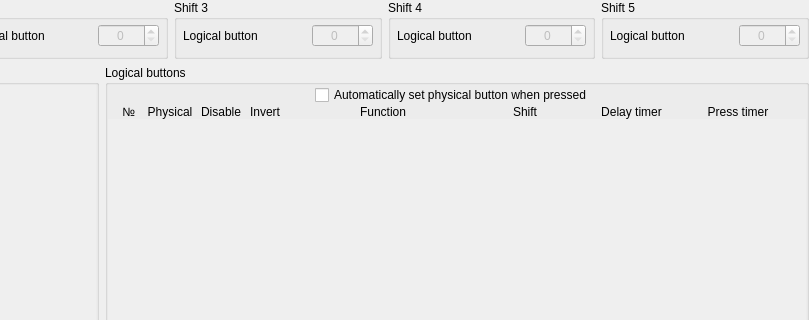
The window that Software/configurator/src/widgets/buttons/buttonconfig.ui (genbean/UH1-Collective) describes before a commit, drawn with Qt 5; both pictures show x 253 to 1062 and y 0 to 320 of the 1062 by 640 pixel window.
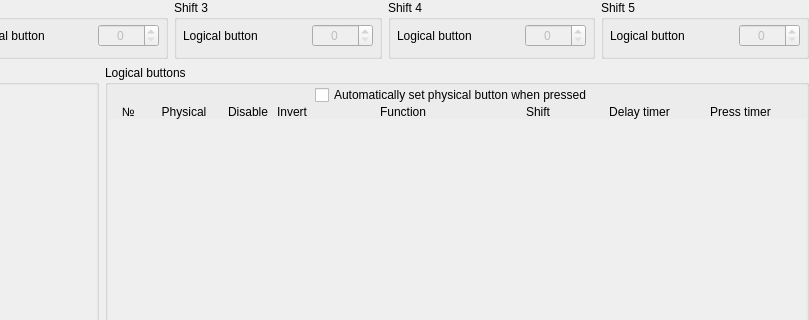
The same window after the commit. Custom widgets are drawn as their Qt base class.

```diff
--- a/Software/configurator/src/widgets/buttons/buttonconfig.ui
+++ b/Software/configurator/src/widgets/buttons/buttonconfig.ui
@@ -234,7 +234,7 @@
      <property name="title">
       <string>Logical buttons</string>
      </property>
-     <layout class="QGridLayout" name="gridLayout_2" columnstretch="4,6,5,1,5,20,12,12,12,0">
+     <layout class="QGridLayout" name="gridLayout_2" columnstretch="4,10,5,1,5,20,12,12,12,0">
       <property name="leftMargin">
        <number>0</number>
       </property>
```
